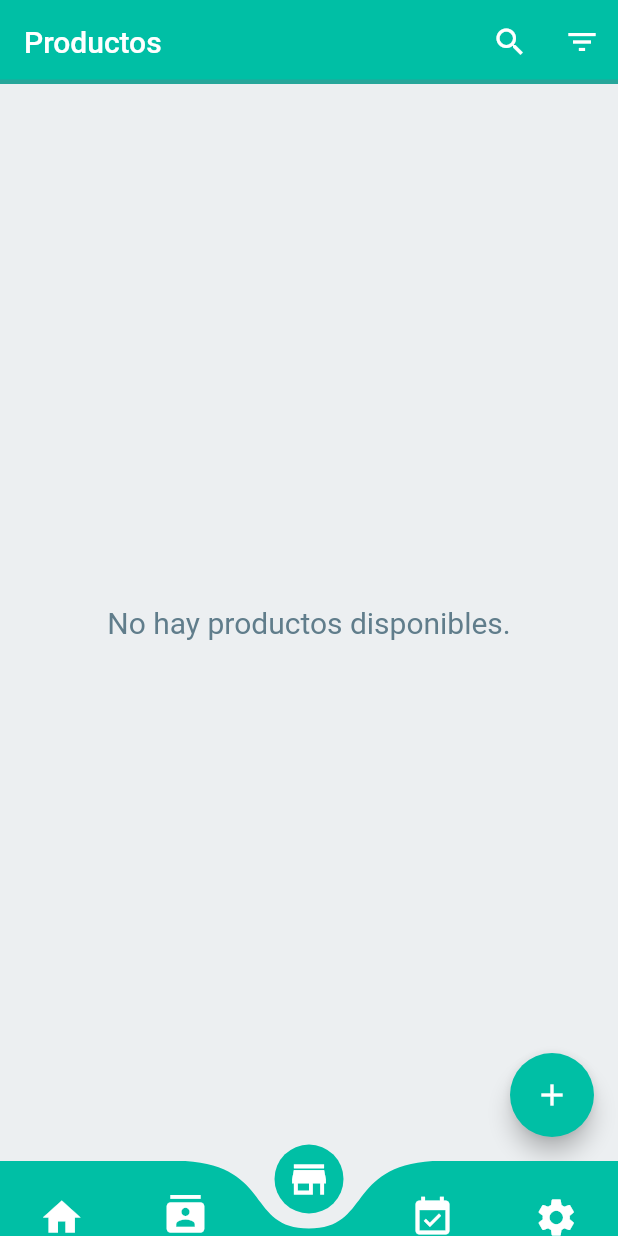
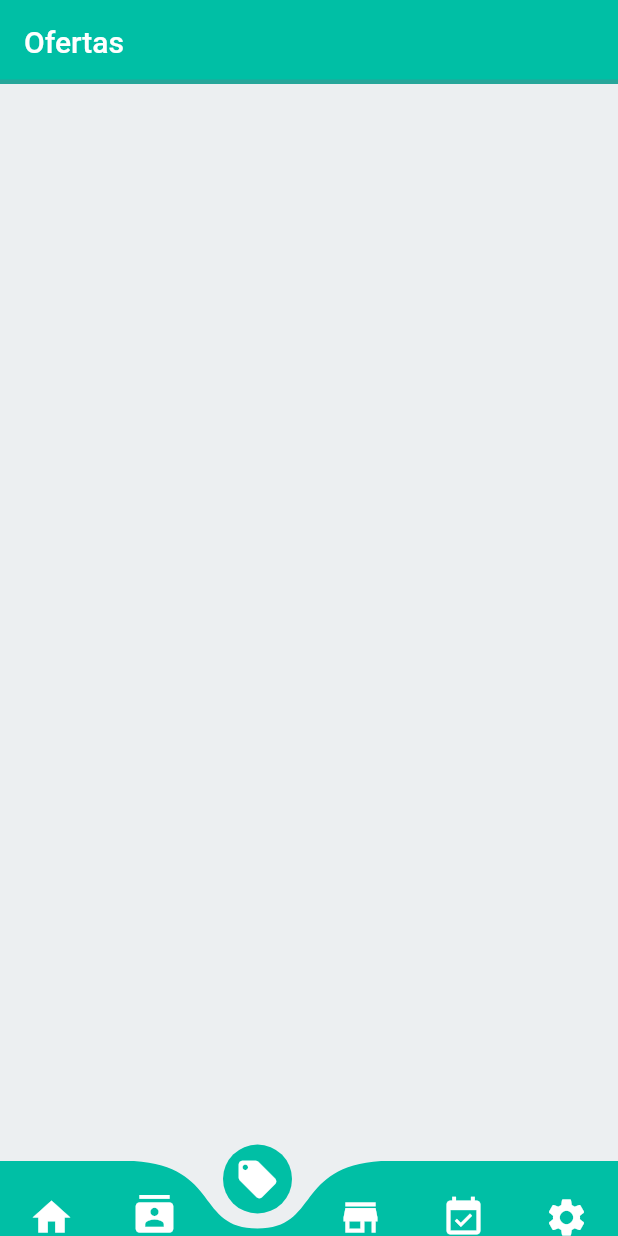
Before and after one commit to Mishe28/WorkScheduler, a Flutter app: the screen it shows after launch, item 3 of the bottom bar chosen, on a phone screen of 412 x 824 dp. Run offline on Flutter 3.47's test engine with Material 2 defaults, Android fonts, the phone set to English and light mode, and no system bars; drawn by our look-alikes of curved_navigation_bar; our stand-ins replace table_calendar.

Commit message:
Agregar ofertas

```diff
--- a/app_work_scheduler/lib/screens/principal/bottom_navigation_bar.dart
+++ b/app_work_scheduler/lib/screens/principal/bottom_navigation_bar.dart
@@ -17,9 +17,11 @@ class _NavBarState extends State<NavBar> {
   final screens = [
     const Dashboard(),
     const Contactos(), //Estos son los Iconos para importar tiene que estar en verde
+    const Ofertas(),
     const Productos(),
     const Actividades(),
     const Settings(),
+
   ];
 
   @override
@@ -28,6 +30,7 @@ class _NavBarState extends State<NavBar> {
     final items = <Widget>[
       const Icon(Icons.home, size: 30),
       const Icon(Icons.contacts, size: 30),
+      const Icon(Icons.local_offer, size: 30),
       const Icon(Icons.store, size: 30),
       const Icon(Icons.event_available, size: 30),
       const Icon(Icons.settings, size: 30),
--- a/app_work_scheduler/lib/screens/principal/dashboard.dart
+++ b/app_work_scheduler/lib/screens/principal/dashboard.dart
@@ -8,13 +8,6 @@ class Dashboard extends StatelessWidget {
   Widget build(BuildContext context) {
     //var black = Colors.black;
     return Scaffold(
-      //backgroundColor: Colors.blueGrey.shade50, // fonde de la otra pagina
-      appBar: AppBar(
-        title: const Text("Dashboard"),
-        elevation: 0,
-        //centerTitle: true,
-      ),
-      //body: Text("Dashboard"),
     );
   }
 }
--- /dev/null
+++ b/app_work_scheduler/lib/screens/principal/ofertas.dart
@@ -0,0 +1,20 @@
+import 'package:flutter/material.dart'; // importa del main
+
+class Ofertas extends StatelessWidget {
+  const Ofertas({Key? key}) : super(key: key);
+
+  // para importar en el main hay  q poner lo mswimo
+  @override
+  Widget build(BuildContext context) {
+    //var black = Colors.black;
+    return Scaffold(
+      //backgroundColor: Colors.blueGrey.shade50, // fonde de la otra pagina
+      appBar: AppBar(
+        title: const Text("Ofertas"),
+        elevation: 0,
+        //centerTitle: true,
+      ),
+      //body: Text("Dashboard"),
+    );
+  }
+}
--- a/app_work_scheduler/lib/screens/screens.dart
+++ b/app_work_scheduler/lib/screens/screens.dart
@@ -1,6 +1,7 @@
 export 'package:nav_bar/screens/principal/actividades.dart';
 export 'package:nav_bar/screens/principal/contactos.dart';
 export 'package:nav_bar/screens/principal/dashboard.dart';
+export 'package:nav_bar/screens/principal/ofertas.dart';
 export 'package:nav_bar/screens/principal/productos.dart';
 export 'package:nav_bar/screens/principal/settings.dart';
 export 'package:nav_bar/screens/principal/bottom_navigation_bar.dart';
```
